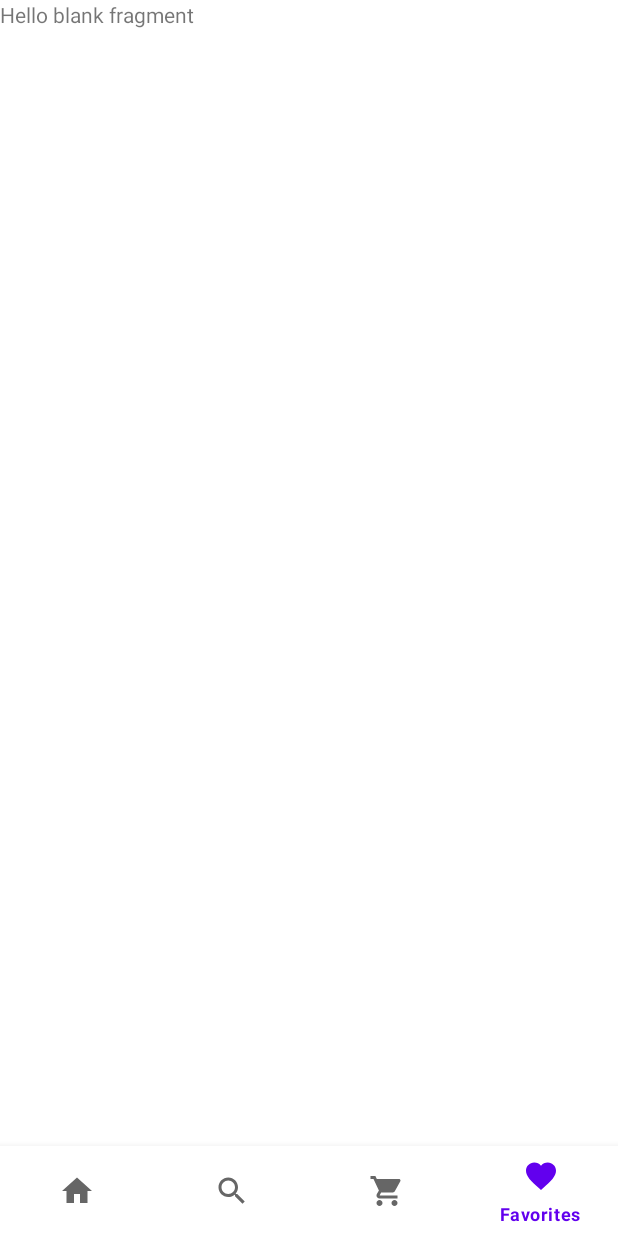
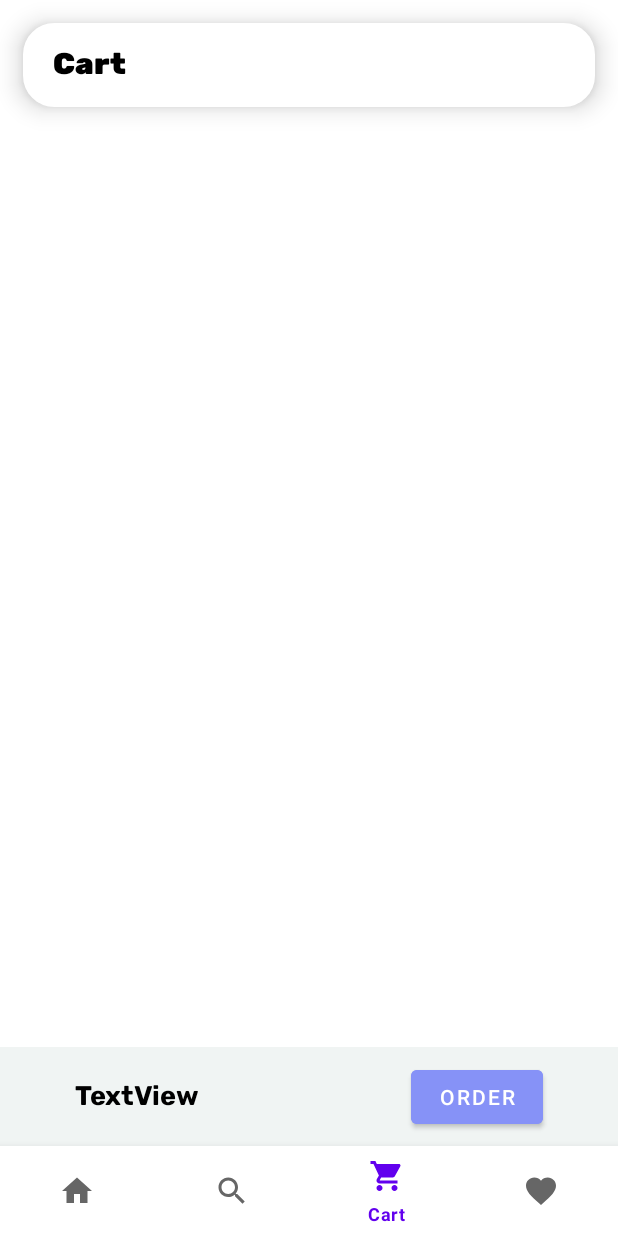
Before and after one commit to zehrakuru/Cinemate, an Android app: the CartFragment screen opened through its navigation route, item 4 of the bottom bar chosen, on a phone screen of 412 x 824 dp. Run offline under Robolectric (Android 15) with nearby library versions, the phone set to English and light mode, and no system bars; our stand-ins replace Dagger/Hilt's generated code, Firebase (no records; nobody signed in at launch, a user with empty details on screens opened directly), navigation-ui; pictures from the network do not load.

Commit message:
DeleteFromCart is added

```diff
--- a/app/src/main/java/com/example/cinemate/common/Constants.kt
+++ b/app/src/main/java/com/example/cinemate/common/Constants.kt
@@ -9,5 +9,7 @@ object Constants {
         const val GET_PRODUCT_DETAIL = "get_product_detail.php"
         const val ADD_TO_CART = "add_to_cart.php"
         const val SEARCH_PRODUCT = "search_product.php"
+        const val GET_CART_PRODUCTS = "get_cart_products.php"
+        const val DELETE_FROM_CART = "delete_from_cart.php"
     }
 }
--- /dev/null
+++ b/app/src/main/java/com/example/cinemate/data/model/DeleteFromCartRequest.kt
@@ -0,0 +1,5 @@
+package com.example.cinemate.data.model
+
+data class DeleteFromCartRequest(
+    val id: Int?
+)
--- a/app/src/main/java/com/example/cinemate/data/repository/ProductsRepository.kt
+++ b/app/src/main/java/com/example/cinemate/data/repository/ProductsRepository.kt
@@ -83,4 +83,31 @@ class ProductsRepository(private val movieService: MovieService) {
         }
     }
 
+    suspend fun deleteFromCart(deleteFromCartRequest: DeleteFromCartRequest) : Resource<BaseResponse> {
+        return try {
+            val result = movieService.deleteFromCart(deleteFromCartRequest)
+
+            if(result.status == 200) {
+                Resource.Success(result)
+            } else {
+                Resource.Error(Exception(result.message.toString()))
+            }
+        } catch(e: Exception) {
+            Resource.Error(e)
+        }
+    }
+
+    suspend fun getCartProducts(userId:String?) : Resource<List<Product?>> {
+        return try {
+            val result = movieService.getCartProducts(userId).products
+
+            if(result != null) {
+                Resource.Success(result)
+            } else {
+                Resource.Error(Exception("The Cart is empty!"))
+            }
+        } catch (e: Exception) {
+            Resource.Error(e)
+        }
+    }
 }
--- a/app/src/main/java/com/example/cinemate/data/source/remote/MovieService.kt
+++ b/app/src/main/java/com/example/cinemate/data/source/remote/MovieService.kt
@@ -1,6 +1,8 @@
 package com.example.cinemate.data.source.remote
 
 import com.example.cinemate.common.Constants.Endpoint.ADD_TO_CART
+import com.example.cinemate.common.Constants.Endpoint.DELETE_FROM_CART
+import com.example.cinemate.common.Constants.Endpoint.GET_CART_PRODUCTS
 import com.example.cinemate.common.Constants.Endpoint.GET_PRODUCTS
 import com.example.cinemate.common.Constants.Endpoint.GET_PRODUCT_DETAIL
 import com.example.cinemate.common.Constants.Endpoint.GET_SALE_PRODUCTS
@@ -40,4 +42,16 @@ interface MovieService {
     suspend fun addToCart(
         @Body addToCartRequest: AddToCartRequest
     ) : BaseResponse
+
+    @Headers("store: cinemate")
+    @GET(GET_CART_PRODUCTS)
+    suspend fun getCartProducts(
+        @Query("userId") userId : String?
+    ) : GetCartProductsResponse
+
+    @Headers("store: cinemate")
+    @POST(DELETE_FROM_CART)
+    suspend fun deleteFromCart (
+        @Body deleteFromCartRequest: DeleteFromCartRequest
+    ) : BaseResponse
 }
--- a/app/src/main/java/com/example/cinemate/ui/cart/CartFragment.kt
+++ b/app/src/main/java/com/example/cinemate/ui/cart/CartFragment.kt
@@ -5,17 +5,66 @@ import androidx.fragment.app.Fragment
 import android.view.LayoutInflater
 import android.view.View
 import android.view.ViewGroup
+import androidx.fragment.app.viewModels
+import androidx.navigation.fragment.findNavController
 import com.example.cinemate.R
+import com.example.cinemate.data.model.DeleteFromCartRequest
+import com.example.cinemate.data.model.Product
+import com.example.cinemate.databinding.FragmentCartBinding
+import com.google.android.material.snackbar.Snackbar
+import com.google.firebase.auth.FirebaseAuth
+import com.google.firebase.auth.ktx.auth
+import com.google.firebase.ktx.Firebase
 import dagger.hilt.android.AndroidEntryPoint
 
 @AndroidEntryPoint
-class CartFragment : Fragment() {
+class CartFragment : Fragment(), ProductListener {
+
+    private lateinit var binding : FragmentCartBinding
+    private val cartAdapter by lazy { CartAdapter(this, ::onDeleteClick) }
+    private val viewModel by viewModels<CartViewModel>()
+    private lateinit var auth: FirebaseAuth
 
     override fun onCreateView(
         inflater: LayoutInflater, container: ViewGroup?,
         savedInstanceState: Bundle?
     ): View? {
-        // Inflate the layout for this fragment
-        return inflater.inflate(R.layout.fragment_cart, container, false)
+        binding = FragmentCartBinding.inflate(inflater, container, false)
+        auth = Firebase.auth
+        return binding.root
+    }
+
+    override fun onViewCreated(view: View, savedInstanceState: Bundle?) {
+        super.onViewCreated(view, savedInstanceState)
+
+        binding.rvCart.adapter = cartAdapter
+        viewModel.getCartProducts(auth.currentUser?.uid.toString())
+        observeData()
+    }
+
+    private fun observeData() = with(binding) {
+        viewModel.cartState.observe(viewLifecycleOwner) {state ->
+            when(state) {
+                is CartState.Data -> {
+                    cartAdapter.submitList(state.products)
+                }
+                is CartState.Error -> {
+                    Snackbar.make(requireView(), state.throwable.message.orEmpty(), 1000).show()
+                }
+                is CartState.DeleteFromCart -> {
+                    Snackbar.make(requireView(), state.baseResponse.message.toString(), 1000).show()
+                }
+            }
+        }
+    }
+
+    private fun onDeleteClick(id : Int) {
+        val deleteFromCartRequest = DeleteFromCartRequest(id)
+        viewModel.deleteFromCart(deleteFromCartRequest)
+    }
+
+    override fun onCartItemClick(id: Int) {
+        val action = CartFragmentDirections.actionCartToDetail(id)
+        findNavController().navigate(action)
     }
 }
--- /dev/null
+++ b/app/src/main/java/com/example/cinemate/ui/cart/CartViewModel.kt
@@ -0,0 +1,59 @@
+package com.example.cinemate.ui.cart
+
+import androidx.lifecycle.LiveData
+import androidx.lifecycle.MutableLiveData
+import androidx.lifecycle.ViewModel
+import androidx.lifecycle.viewModelScope
+import com.example.cinemate.common.Resource
+import com.example.cinemate.data.model.BaseResponse
+import com.example.cinemate.data.model.DeleteFromCartRequest
+import com.example.cinemate.data.model.Product
+import com.example.cinemate.data.repository.ProductsRepository
+import dagger.hilt.android.lifecycle.HiltViewModel
+import kotlinx.coroutines.launch
+import javax.inject.Inject
+
+@HiltViewModel
+class CartViewModel @Inject constructor(private val productsRepository: ProductsRepository) : ViewModel() {
+
+    private var _cartState = MutableLiveData<CartState>()
+    val cartState: LiveData<CartState>
+        get() = _cartState
+
+    fun getCartProducts(userId: String) {
+        viewModelScope.launch {
+            val result = productsRepository.getCartProducts(userId)
+
+            when(result) {
+                is Resource.Success -> {
+                    _cartState.value = CartState.Data(result.data)
+                }
+                is Resource.Error -> {
+                    _cartState.value = CartState.Error(result.throwable)
+                }
+            }
+        }
+    }
+
+    fun deleteFromCart(deleteFromCartRequest: DeleteFromCartRequest) {
+        viewModelScope.launch {
+            when(val result = productsRepository.deleteFromCart(deleteFromCartRequest)) {
+                is Resource.Success -> {
+                    _cartState.value = CartState.DeleteFromCart(result.data)
+                }
+                is Resource.Error -> {
+                    _cartState.value = CartState.Error(result.throwable)
+                }
+            }
+
+
+        }
+    }
+
+}
+
+sealed interface CartState {
+    data class Data(val products: List<Product?>) : CartState
+    data class Error(val throwable: Throwable) : CartState
+    data class DeleteFromCart(val baseResponse: BaseResponse) : CartState
+}
--- a/app/src/main/java/com/example/cinemate/ui/detail/DetailViewModel.kt
+++ b/app/src/main/java/com/example/cinemate/ui/detail/DetailViewModel.kt
@@ -53,6 +53,5 @@ class DetailViewModel @Inject constructor(private val productsRepository: Produc
 sealed interface DetailState {
     data class Data(val product: Product) : DetailState
     data class Error(val throwable: Throwable) : DetailState
-
     data class AddToBag(val baseResponse: BaseResponse) : DetailState
 }
--- a/app/src/main/res/layout/fragment_cart.xml
+++ b/app/src/main/res/layout/fragment_cart.xml
@@ -1,14 +1,83 @@
 <?xml version="1.0" encoding="utf-8"?>
-<FrameLayout xmlns:android="http://schemas.android.com/apk/res/android"
+<androidx.constraintlayout.widget.ConstraintLayout xmlns:android="http://schemas.android.com/apk/res/android"
     xmlns:tools="http://schemas.android.com/tools"
     android:layout_width="match_parent"
     android:layout_height="match_parent"
+    xmlns:app="http://schemas.android.com/apk/res-auto"
     tools:context=".ui.cart.CartFragment">
 
-    <!-- TODO: Update blank fragment layout -->
-    <TextView
+    <androidx.appcompat.widget.Toolbar
+        android:id="@+id/toolbar"
         android:layout_width="match_parent"
-        android:layout_height="match_parent"
-        android:text="@string/hello_blank_fragment" />
+        android:layout_height="wrap_content"
+        android:layout_margin="15dp"
+        android:background="@drawable/border_white_corner"
+        android:elevation="10dp"
+        app:layout_constraintEnd_toEndOf="parent"
+        app:layout_constraintHorizontal_bias="0.0"
+        app:layout_constraintStart_toStartOf="parent"
+        app:layout_constraintTop_toTopOf="parent" >
+        <TextView
+            android:id="@+id/textView"
+            android:layout_width="wrap_content"
+            android:layout_height="wrap_content"
+            android:layout_marginStart="20dp"
+            android:layout_marginTop="8dp"
+            android:fontFamily="@font/rubik_black"
+            android:text="Cart"
+            android:textColor="@color/black"
+            android:textSize="20sp"
+            app:layout_constraintBottom_toTopOf="@+id/toolbar"
+            app:layout_constraintStart_toStartOf="@+id/toolbar"
+            app:layout_constraintTop_toTopOf="@+id/toolbar" />
 
-</FrameLayout>
+    </androidx.appcompat.widget.Toolbar>
+
+
+    <androidx.recyclerview.widget.RecyclerView
+        android:id="@+id/rvCart"
+        android:layout_width="match_parent"
+        android:layout_height="0dp"
+        app:layoutManager="androidx.recyclerview.widget.LinearLayoutManager"
+        app:layout_constraintEnd_toEndOf="parent"
+        app:layout_constraintStart_toStartOf="parent"
+        app:layout_constraintTop_toBottomOf="@+id/toolbar"
+        app:layout_constraintBottom_toTopOf="@+id/priceTab"
+        tools:listitem="@layout/item_cart" />
+
+    <androidx.constraintlayout.widget.ConstraintLayout
+        android:id="@+id/priceTab"
+        android:layout_width="match_parent"
+        android:layout_height="66dp"
+        android:background="@color/background"
+        app:layout_constraintBottom_toBottomOf="parent"
+        app:layout_constraintEnd_toEndOf="parent"
+        app:layout_constraintStart_toStartOf="parent">
+
+        <Button
+            android:id="@+id/btnOrder"
+            android:layout_width="wrap_content"
+            android:layout_height="wrap_content"
+            android:layout_marginEnd="50dp"
+            android:backgroundTint="@color/lavender"
+            android:text="Order"
+            app:layout_constraintBottom_toBottomOf="parent"
+            app:layout_constraintEnd_toEndOf="parent"
+            app:layout_constraintTop_toTopOf="parent" />
+
+        <TextView
+            android:id="@+id/totalPriceInBasket"
+            android:layout_width="wrap_content"
+            android:layout_height="wrap_content"
+            android:layout_marginStart="50dp"
+            android:fontFamily="@font/rubik_bold"
+            android:text="TextView"
+            android:textColor="@color/black"
+            android:textSize="18dp"
+            app:layout_constraintBottom_toBottomOf="parent"
+            app:layout_constraintStart_toStartOf="parent"
+            app:layout_constraintTop_toTopOf="parent"
+            app:layout_constraintVertical_bias="0.5" />
+    </androidx.constraintlayout.widget.ConstraintLayout>
+
+</androidx.constraintlayout.widget.ConstraintLayout>
--- a/app/src/main/res/navigation/main_graph.xml
+++ b/app/src/main/res/navigation/main_graph.xml
@@ -49,7 +49,11 @@
         android:id="@+id/cartFragment"
         android:name="com.example.cinemate.ui.cart.CartFragment"
         android:label="fragment_cart"
-        tools:layout="@layout/fragment_cart" />
+        tools:layout="@layout/fragment_cart" >
+        <action
+            android:id="@+id/action_cartToDetail"
+            app:destination="@id/detailFragment" />
+    </fragment>
     <fragment
         android:id="@+id/favoritesFragment"
         android:name="com.example.cinemate.ui.favorites.FavoritesFragment"
```
Also changed, not shown: app/src/main/java/com/example/cinemate/data/model/GetCartProductsResponse.kt (added, +10 -0 lines), app/src/main/java/com/example/cinemate/ui/cart/CartAdapter.kt (added, +75 -0 lines), app/src/main/res/layout/item_cart.xml (+27 -28 lines).
